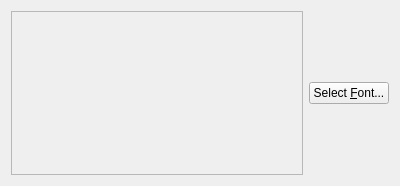
fcitx/fcitx5-configtool, file src/fontbutton.ui: the form before one commit.
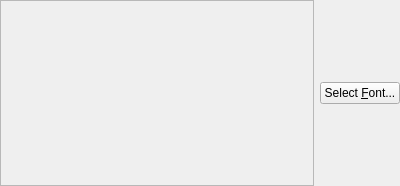
The form after the commit.

Commit message: remove spacing

Diff of the .ui file:
```diff
--- a/src/fontbutton.ui
+++ b/src/fontbutton.ui
@@ -20,6 +20,9 @@
    <string>Form</string>
   </property>
   <layout class="QHBoxLayout" name="horizontalLayout">
+   <property name="margin">
+    <number>0</number>
+   </property>
    <item>
     <widget class="QLabel" name="fontPreviewLabel">
      <property name="sizePolicy">
```
The commit also changes 1 other file.
